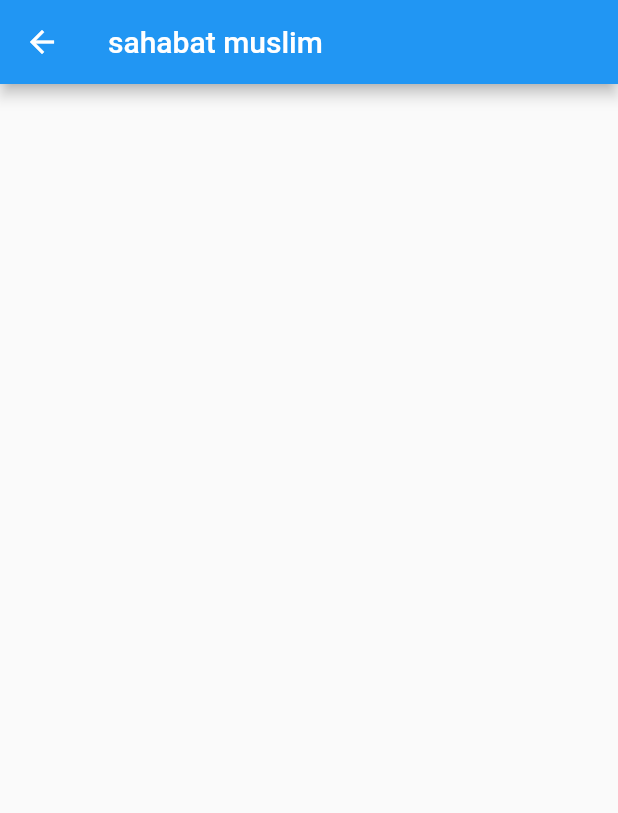
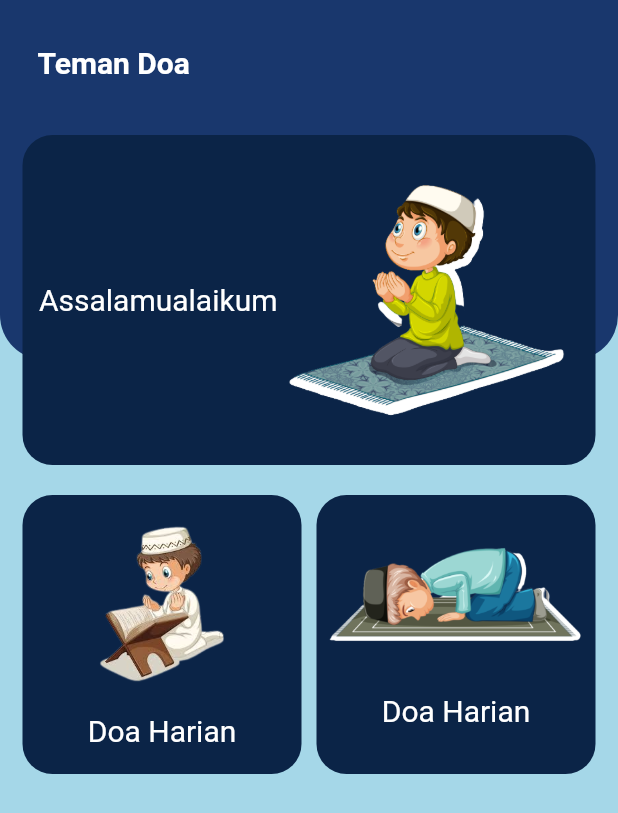
Before and after one commit to HgRayhan08/aplikasi_teman_berdoa, a Flutter app: the DashboardScreen screen opened directly, on a phone screen of 412 x 824 dp. Shown: the top 813 px of the screen. Run offline on Flutter 3.47's test engine with Material 2 defaults, Android fonts, the phone set to English and light mode, and no system bars; our stand-ins replace dio; network calls fail.

Commit message:
menyelesaikan halaman dashboard dan memanggila api doa sehari2

```diff
--- a/lib/screen/dashboard_screen.dart
+++ b/lib/screen/dashboard_screen.dart
@@ -1,31 +1,111 @@
-import 'package:aplikasi_teman_berdoa/service/bacaan_sholat.service.dart';
-import 'package:aplikasi_teman_berdoa/service/doa_service.dart';
-import 'package:dio/dio.dart';
+import 'package:aplikasi_teman_berdoa/screen/doa_harian_screen.dart';
+import 'package:aplikasi_teman_berdoa/screen/menu_sholat_screen.dart';
+import 'package:aplikasi_teman_berdoa/widget/menu_dashboard_custom_widget.dart';
 import 'package:flutter/material.dart';
 
-class DashboardScreen extends StatefulWidget {
+class DashboardScreen extends StatelessWidget {
+  static const routename = "/dashboard";
+
   const DashboardScreen({super.key});
-
-  @override
-  State<DashboardScreen> createState() => _DashboardScreenState();
-}
-
-class _DashboardScreenState extends State<DashboardScreen> {
-  @override
-  void initState() {
-    BacaanSholatService().bacaansholat();
-    // DoaService().api();
-    // Dio()
-    //     .get("https://doa-doa-api-ahmadramadhan.fly.dev/api")
-    //     .then((value) => print(value.data));
-
-    super.initState();
-  }
 
   @override
   Widget build(BuildContext context) {
     return Scaffold(
-      appBar: AppBar(title: const Text("sahabat muslim")),
+      backgroundColor: const Color(0xffA5D7E8),
+      // appBar: AppBar(
+      //   title: const Text("sahabat muslim"),
+      // ),
+      body: SafeArea(
+        child: Stack(
+          children: [
+            Container(
+              decoration: const BoxDecoration(
+                borderRadius: BorderRadius.only(
+                  bottomLeft: Radius.circular(30),
+                  bottomRight: Radius.circular(30),
+                ),
+                color: Color(0xff19376D),
+              ),
+              width: double.infinity,
+              height: 240,
+            ),
+            const Positioned(
+              top: 30,
+              left: 25,
+              child: Text(
+                "Teman Doa",
+                style: TextStyle(
+                  fontSize: 20,
+                  color: Colors.white,
+                  fontWeight: FontWeight.bold,
+                ),
+              ),
+            ),
+            Column(
+              children: [
+                const SizedBox(
+                  height: 90,
+                ),
+                Container(
+                  padding: const EdgeInsets.symmetric(horizontal: 10),
+                  height: 220,
+                  margin: const EdgeInsets.symmetric(horizontal: 15),
+                  decoration: const BoxDecoration(
+                    borderRadius: BorderRadius.all(
+                      Radius.circular(20),
+                    ),
+                    color: Color(0xff0B2447),
+                  ),
+                  child: Row(
+                    mainAxisAlignment: MainAxisAlignment.spaceEvenly,
+                    children: [
+                      const Text(
+                        "Assalamualaikum",
+                        style: TextStyle(fontSize: 20, color: Colors.white),
+                      ),
+                      Image.asset(
+                        "assets/images/dashboard.png",
+                        width: 200,
+                      ),
+                    ],
+                  ),
+                ),
+                const SizedBox(
+                  height: 20,
+                ),
+                SizedBox(
+                  height: 200,
+                  // color: Colors.green,
+                  child: GridView.count(
+                    padding: const EdgeInsets.symmetric(horizontal: 15),
+                    crossAxisSpacing: 10,
+                    mainAxisSpacing: 10,
+                    crossAxisCount: 2,
+                    children: [
+                      MenuDashboardCustom(
+                        nama: "Doa Harian",
+                        image: Image.asset(
+                          "assets/images/doa.png",
+                          width: 90,
+                        ),
+                        navigasi: DoaHarianScreen.routename,
+                      ),
+                      MenuDashboardCustom(
+                        nama: "Doa Harian",
+                        image: Image.asset(
+                          "assets/images/sholat.png",
+                          width: 180,
+                        ),
+                        navigasi: MenuSholatScreen.routename,
+                      ),
+                    ],
+                  ),
+                ),
+              ],
+            )
+          ],
+        ),
+      ),
     );
   }
 }
--- a/lib/screen/doa_harian_screen.dart
+++ b/lib/screen/doa_harian_screen.dart
@@ -1,9 +1,9 @@
 import 'package:aplikasi_teman_berdoa/service/doa_service.dart';
+import 'package:aplikasi_teman_berdoa/widget/expansitiontile_custom_widget.dart';
 import 'package:flutter/material.dart';
-import 'package:flutter/src/widgets/framework.dart';
-import 'package:flutter/src/widgets/placeholder.dart';
 
 class DoaHarianScreen extends StatelessWidget {
+  static const routename = "/doaharian";
   const DoaHarianScreen({super.key});
 
   @override
@@ -16,30 +16,28 @@ class DoaHarianScreen extends StatelessWidget {
           future: DoaService().api(),
           builder: (context, snapshot) {
             if (snapshot.hasData) {
+              // ignore: no_leading_underscores_for_local_identifiers
               var _doa = snapshot.data;
               return ListView.builder(
                 itemCount: _doa?.data.length,
                 itemBuilder: (context, index) {
-                  return Text(_doa?.data[index].title ?? "");
+                  // return Text(_doa?.data[index].title ?? "");
+                  return ExpansionTileCustom(
+                    listdata: _doa,
+                    titleExtend: _doa?.data[index].title ?? "",
+                    titlelist: _doa?.data[index].arabic ?? "",
+                    subtitle: _doa?.data[index].translation ?? "",
+                  );
                 },
               );
-              // return ListView.builder(
-              //     itemCount: _doa?.length,
-              //     itemBuilder: (context, index) {
-              //       return ExpansionTile(
-              //         title: Text(_doa?[index].doa ?? ""),
-              //         children: [
-              //           ListTile(
-              //             title: Text(_doa?[index].ayat ?? ""),
-              //             subtitle: Text(_doa?[index].artinya ?? ""),
-              //           )
-              //         ],
-              //       );
-              //     });
             } else if (snapshot.hasError) {
               return const Text("error");
             } else {
-              return const CircularProgressIndicator();
+              return const Center(
+                child: CircularProgressIndicator(
+                  strokeWidth: 5,
+                ),
+              );
             }
           }),
     );
--- a/lib/service/bacaan_sholat.service.dart
+++ b/lib/service/bacaan_sholat.service.dart
@@ -6,6 +6,7 @@ class BacaanSholatService {
   Future<List<ListBacaanSholatResponse>> bacaansholat() async {
     final response = await Dio()
         .get("https://islamic-api-zhirrr.vercel.app/api/bacaanshalat");
+    // ignore: no_leading_underscores_for_local_identifiers
     List<ListBacaanSholatResponse> _bacaansholat = (response.data as List)
         .map(
           (e) => ListBacaanSholatResponse(
--- /dev/null
+++ b/lib/widget/menu_dashboard_custom_widget.dart
@@ -0,0 +1,42 @@
+import 'package:flutter/material.dart';
+
+// ignore: must_be_immutable
+class MenuDashboardCustom extends StatelessWidget {
+  String nama;
+  Image image;
+  String navigasi;
+
+  MenuDashboardCustom({
+    super.key,
+    required this.nama,
+    required this.image,
+    required this.navigasi,
+  });
+
+  @override
+  Widget build(BuildContext context) {
+    return GestureDetector(
+      onTap: () {
+        Navigator.of(context).pushNamed(navigasi);
+      },
+      child: Container(
+        decoration: const BoxDecoration(
+          borderRadius: BorderRadius.all(
+            Radius.circular(20),
+          ),
+          color: Color(0xff0B2447),
+        ),
+        child: Column(
+          mainAxisAlignment: MainAxisAlignment.spaceEvenly,
+          children: [
+            image,
+            Text(
+              nama,
+              style: const TextStyle(fontSize: 20, color: Colors.white),
+            ),
+          ],
+        ),
+      ),
+    );
+  }
+}
--- a/pubspec.yaml
+++ b/pubspec.yaml
@@ -61,6 +61,8 @@ flutter:
   # assets:
   #   - images/a_dot_burr.jpeg
   #   - images/a_dot_ham.jpeg
+  assets:
+    - assets/images/
 
   # An image asset can refer to one or more resolution-specific "variants", see
   # https://flutter.dev/assets-and-images/#resolution-aware
```
Also changed, not shown: lib/main.dart (+11 -3 lines), lib/screen/bacaan_sholat_screen.dart (+7 -2 lines), lib/screen/menu_sholat_screen.dart (added, +63 -0 lines), lib/widget/expansitiontile_custom_widget.dart (+15 -17 lines), assets/images/bacaan.png (added), assets/images/dashboard.png (added), assets/images/doa.png (added), assets/images/niat.png (added), assets/images/sholat.png (added).
